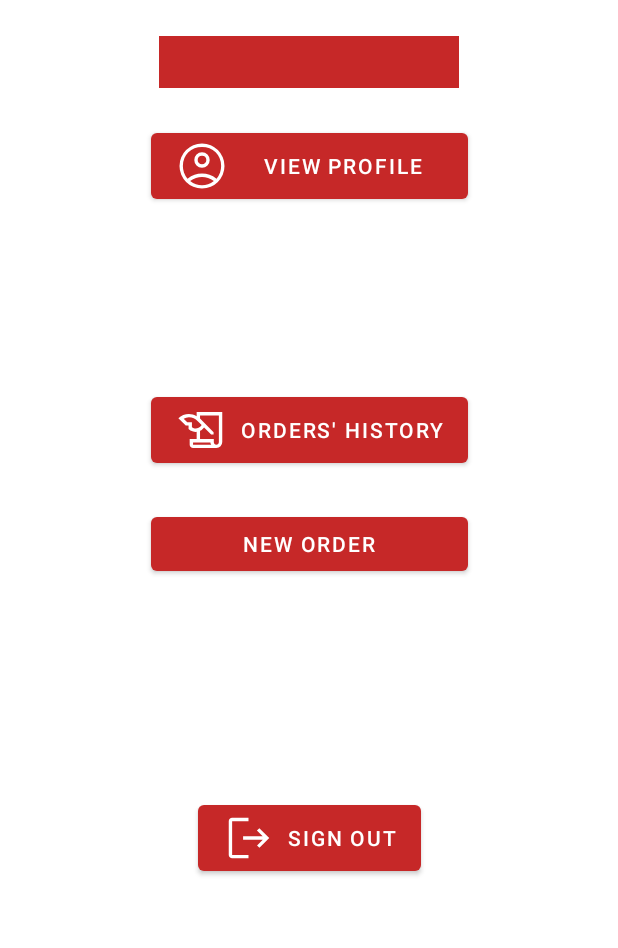
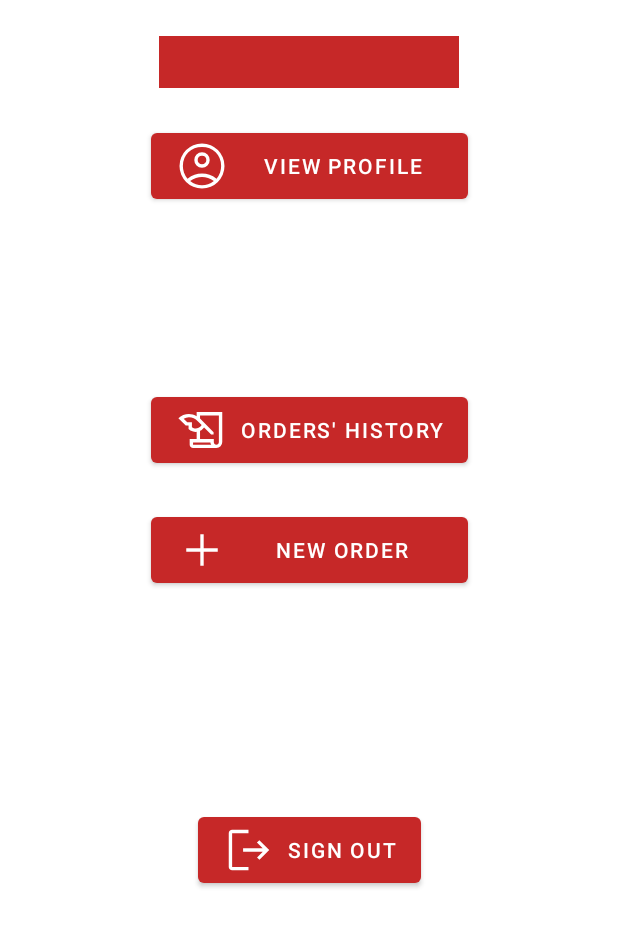
Before and after one commit to Mekanik4/ReStock, an Android app: the HomeActivity screen opened directly, with no data from a screen before it, on a phone screen of 412 x 824 dp, the part 144-1092 px from its top. Run offline under Robolectric (Android 15) with nearby library versions, the light colour scheme and no system bars; 1 statement that could not run was skipped.

Commit message:
Reverting unintentional change to home activity

```diff
--- a/app/src/main/res/layout/activity_home.xml
+++ b/app/src/main/res/layout/activity_home.xml
@@ -11,7 +11,7 @@
         android:layout_width="0dp"
         android:layout_height="wrap_content"
         android:layout_marginTop="24dp"
-        android:drawableStart="@drawable/add_48px"
+        android:drawableLeft="@drawable/add_48px"
         android:text="@string/new_order"
         app:layout_constraintEnd_toEndOf="@+id/history_button"
         app:layout_constraintStart_toStartOf="@+id/history_button"
```
